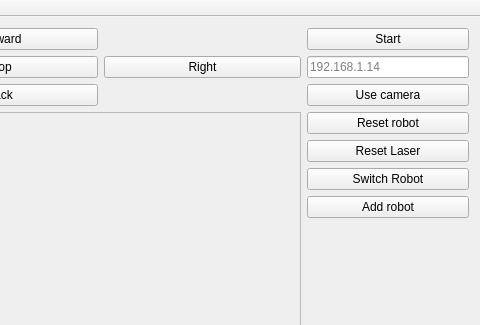
The window that demoRMR/mainwindow.ui (AdrianFalb/demoRMR-all) describes before a commit, drawn with Qt 5; both pictures show x 313 to 793 and y 0 to 325 of the 793 by 651 pixel window.
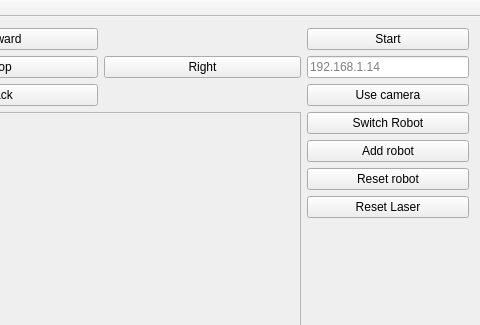
The same window after the commit.

Commit message: Add button state changes

```diff
--- a/demoRMR/mainwindow.ui
+++ b/demoRMR/mainwindow.ui
@@ -172,44 +172,6 @@
     </item>
     <item row="2" column="1">
      <layout class="QVBoxLayout" name="verticalLayout_2">
-      <item>
-       <widget class="QPushButton" name="pushButton_8">
-        <property name="sizePolicy">
-         <sizepolicy hsizetype="Fixed" vsizetype="Fixed">
-          <horstretch>0</horstretch>
-          <verstretch>0</verstretch>
-         </sizepolicy>
-        </property>
-        <property name="minimumSize">
-         <size>
-          <width>162</width>
-          <height>0</height>
-         </size>
-        </property>
-        <property name="text">
-         <string>Reset robot</string>
-        </property>
-       </widget>
-      </item>
-      <item>
-       <widget class="QPushButton" name="pushButton_7">
-        <property name="sizePolicy">
-         <sizepolicy hsizetype="Fixed" vsizetype="Fixed">
-          <horstretch>0</horstretch>
-          <verstretch>0</verstretch>
-         </sizepolicy>
-        </property>
-        <property name="minimumSize">
-         <size>
-          <width>162</width>
-          <height>0</height>
-         </size>
-        </property>
-        <property name="text">
-         <string>Reset Laser</string>
-        </property>
-       </widget>
-      </item>
       <item>
        <widget class="QPushButton" name="pushButton_switch_robot">
         <property name="sizePolicy">
@@ -248,6 +210,44 @@
         </property>
        </widget>
       </item>
+      <item>
+       <widget class="QPushButton" name="pushButton_8">
+        <property name="sizePolicy">
+         <sizepolicy hsizetype="Fixed" vsizetype="Fixed">
+          <horstretch>0</horstretch>
+          <verstretch>0</verstretch>
+         </sizepolicy>
+        </property>
+        <property name="minimumSize">
+         <size>
+          <width>162</width>
+          <height>0</height>
+         </size>
+        </property>
+        <property name="text">
+         <string>Reset robot</string>
+        </property>
+       </widget>
+      </item>
+      <item>
+       <widget class="QPushButton" name="pushButton_7">
+        <property name="sizePolicy">
+         <sizepolicy hsizetype="Fixed" vsizetype="Fixed">
+          <horstretch>0</horstretch>
+          <verstretch>0</verstretch>
+         </sizepolicy>
+        </property>
+        <property name="minimumSize">
+         <size>
+          <width>162</width>
+          <height>0</height>
+         </size>
+        </property>
+        <property name="text">
+         <string>Reset Laser</string>
+        </property>
+       </widget>
+      </item>
       <item>
        <spacer name="verticalSpacer">
         <property name="orientation">
```
The commit also changes 2 other files.
